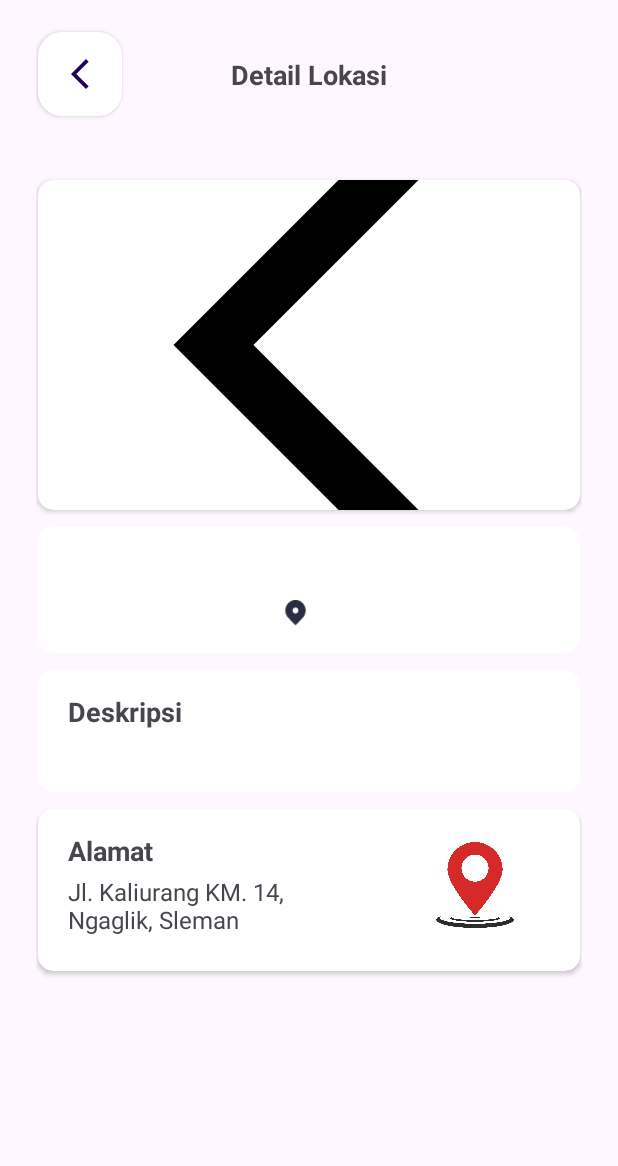
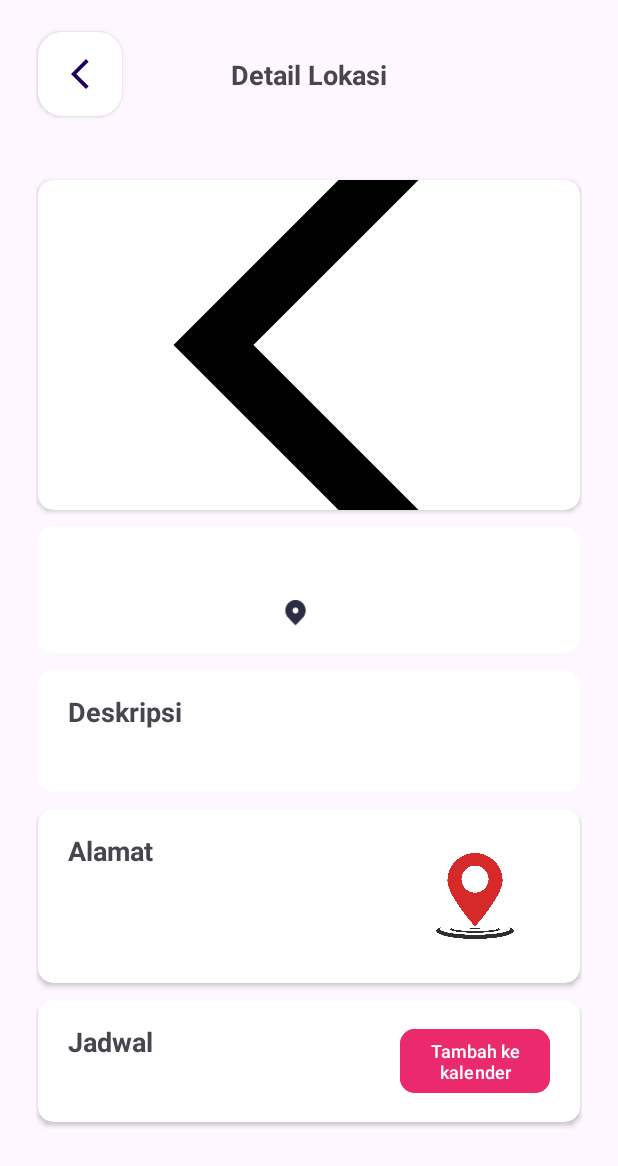
Before and after one commit to alamsyah08/SEDONOR-v2, an Android app: the DetailLokasiActivity screen opened directly, with no data from a screen before it, on a phone screen of 412 x 824 dp. Shown: the top 1166 px of the screen. Run offline under Robolectric (Android 15) with nearby library versions, the phone set to English and light mode, and no system bars; pictures from the network do not load; 3 statements that could not run were skipped.

Commit message:
add alamat lengkap & jadwal donor

```diff
--- a/app/src/main/java/com/example/sedonor/AdapterLokasiHome.kt
+++ b/app/src/main/java/com/example/sedonor/AdapterLokasiHome.kt
@@ -30,6 +30,7 @@ class AdapterLokasiHome(var context: Context, var list: ArrayList<LokasiDonor>)
         val lokasiDonor = list[position]
         holder.nama.setText(lokasiDonor.nama)
         holder.lokasi.setText(lokasiDonor.lokasi)
+        holder.tanggal.setText(lokasiDonor.jadwal)
         Glide.with(context)
             .load(lokasiDonor.foto)
             .placeholder(R.drawable.background_image) // You can set a placeholder image
--- a/app/src/main/java/com/example/sedonor/lokasi/DetailLokasiActivity.kt
+++ b/app/src/main/java/com/example/sedonor/lokasi/DetailLokasiActivity.kt
@@ -16,6 +16,8 @@ class DetailLokasiActivity : AppCompatActivity() {
     private lateinit var tvLokasi: TextView
     private lateinit var tvDeskripsi: TextView
     private lateinit var tvImg: ImageView
+    private lateinit var tvAlamat: TextView
+    private lateinit var tvJadwal: TextView
 
     private lateinit var vnama: String
     private lateinit var vlatitude : String
@@ -28,6 +30,8 @@ class DetailLokasiActivity : AppCompatActivity() {
         tvNama = findViewById<TextView>(R.id.tvNama)
         tvLokasi = findViewById<TextView>(R.id.tvLokasi)
         tvDeskripsi = findViewById<TextView>(R.id.tvKontenDeskripsi)
+        tvAlamat = findViewById<TextView>(R.id.tvKontenAlamat)
+        tvJadwal = findViewById<TextView>(R.id.tvKontenJadwal)
 
         // Get data from intent
         val nama = intent.getStringExtra("nama")
@@ -36,6 +40,8 @@ class DetailLokasiActivity : AppCompatActivity() {
         val deskripsi = intent.getStringExtra("deskripsi")
         val latitude = intent.getStringExtra("klatitude")
         val longitude = intent.getStringExtra("klongitude")
+        val alamat = intent.getStringExtra("alamat")
+        val jadwal = intent.getStringExtra("jadwal")
 
         vnama = nama.toString()
         vlatitude = latitude.toString()
@@ -44,6 +50,8 @@ class DetailLokasiActivity : AppCompatActivity() {
         tvNama.text = nama
         tvLokasi.text = lokasi
         tvDeskripsi.text = deskripsi
+        tvAlamat.text = alamat
+        tvJadwal.text = jadwal
         Glide.with(this)
             .load(image)
             .placeholder(R.drawable.ic_back) //cari gambar loading
--- a/app/src/main/java/com/example/sedonor/lokasi/LokasiDonor.kt
+++ b/app/src/main/java/com/example/sedonor/lokasi/LokasiDonor.kt
@@ -2,8 +2,10 @@ package com.example.sedonor.lokasi
 
 import com.google.firebase.firestore.GeoPoint
 data class LokasiDonor(
+    val alamat: String? = null,
     val deskripsi: String? = null,
     val foto: String? = null,
+    val jadwal: String? = null,
     val koordinat: GeoPoint? = null,
     val lokasi: String? = null,
     val nama: String? = null
--- a/app/src/main/res/layout/activity_detail_lokasi.xml
+++ b/app/src/main/res/layout/activity_detail_lokasi.xml
@@ -168,16 +168,14 @@
             android:layout_gravity="center"
             android:layout_marginHorizontal="1dp"
             android:layout_marginTop="11dp"
-            android:layout_marginBottom="10dp"
             app:cardCornerRadius="10dp"
-            app:layout_constraintBottom_toBottomOf="parent"
             app:layout_constraintEnd_toEndOf="parent"
             app:layout_constraintStart_toStartOf="parent"
             app:layout_constraintTop_toBottomOf="@+id/card_view3">
 
             <androidx.constraintlayout.widget.ConstraintLayout
                 android:layout_width="match_parent"
-                android:layout_height="match_parent"
+                android:layout_height="wrap_content"
                 android:orientation="vertical"
                 android:paddingHorizontal="20dp"
                 android:paddingVertical="15dp">
@@ -212,7 +210,6 @@
                     android:layout_height="85dp"
                     android:onClick="intentKeMaps"
                     android:scaleType="centerCrop"
-                    app:layout_constraintBottom_toBottomOf="@+id/tvKontenAlamat"
                     app:layout_constraintEnd_toEndOf="parent"
                     app:layout_constraintTop_toTopOf="parent"
                     app:srcCompat="@drawable/icon_location" />
@@ -220,5 +217,66 @@
 
         </androidx.cardview.widget.CardView>
 
+        <androidx.cardview.widget.CardView
+            android:id="@+id/card_view5"
+            android:layout_width="match_parent"
+            android:layout_height="wrap_content"
+            android:layout_gravity="center"
+            android:layout_marginHorizontal="1dp"
+            android:layout_marginTop="11dp"
+            android:layout_marginBottom="10dp"
+            app:cardCornerRadius="10dp"
+            app:layout_constraintBottom_toBottomOf="parent"
+            app:layout_constraintEnd_toEndOf="parent"
+            app:layout_constraintStart_toStartOf="parent"
+            app:layout_constraintTop_toBottomOf="@+id/card_view4">
+
+            <androidx.constraintlayout.widget.ConstraintLayout
+                android:layout_width="match_parent"
+                android:layout_height="wrap_content"
+                android:orientation="vertical"
+                android:paddingHorizontal="20dp"
+                android:paddingVertical="15dp">
+
+                <TextView
+                    android:id="@+id/tvJadwal"
+                    android:layout_width="wrap_content"
+                    android:layout_height="wrap_content"
+                    android:text="Jadwal"
+                    android:textSize="18sp"
+                    android:textStyle="bold"
+                    app:layout_constraintStart_toStartOf="parent"
+                    app:layout_constraintTop_toTopOf="parent" />
+
+                <TextView
+                    android:id="@+id/tvKontenJadwal"
+                    android:layout_width="200dp"
+                    android:layout_height="wrap_content"
+                    android:layout_marginTop="4dp"
+                    android:layout_marginRight="10dp"
+                    android:text="01 Januari 1990"
+                    android:textSize="16sp"
+                    android:textStyle="normal"
+                    app:layout_constraintEnd_toStartOf="@+id/btnAddKalender"
+                    app:layout_constraintHorizontal_bias="0.0"
+                    app:layout_constraintStart_toStartOf="parent"
+                    app:layout_constraintTop_toBottomOf="@+id/tvJadwal" />
+
+                <Button
+                    android:id="@+id/btnAddKalender"
+                    android:layout_width="100dp"
+                    android:layout_height="wrap_content"
+                    android:backgroundTint="#EB2A6D"
+                    android:paddingHorizontal="0dp"
+                    android:paddingVertical="6dp"
+                    android:text="Tambah ke kalender"
+                    android:textSize="12sp"
+                    app:cornerRadius="10dp"
+                    app:layout_constraintEnd_toEndOf="parent"
+                    app:layout_constraintTop_toTopOf="parent" />
+            </androidx.constraintlayout.widget.ConstraintLayout>
+
+        </androidx.cardview.widget.CardView>
+
     </androidx.constraintlayout.widget.ConstraintLayout>
 </androidx.core.widget.NestedScrollView>
```
Also changed, not shown: app/src/main/java/com/example/sedonor/HomePage.kt (+13 -9 lines), app/src/main/java/com/example/sedonor/lokasi/LokasiDonorActivity.kt (+8 -1 lines).
